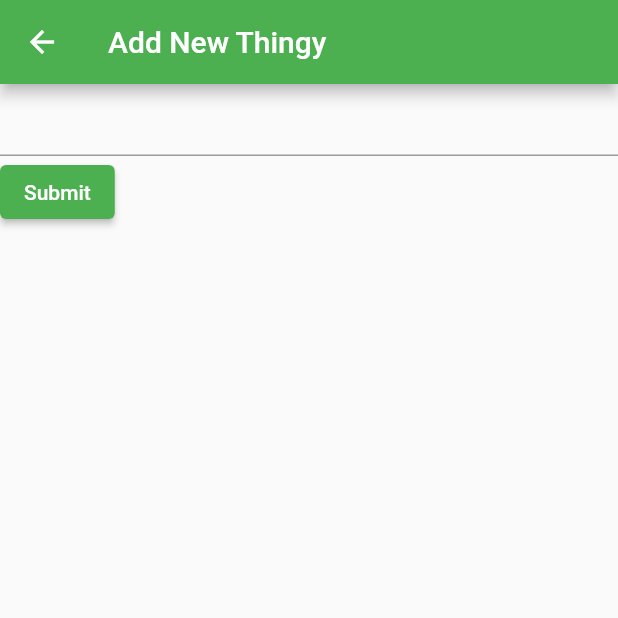
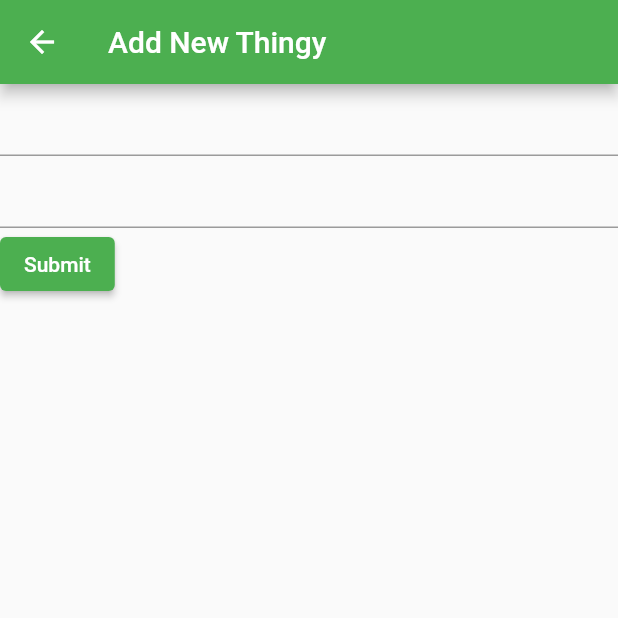
Before and after one commit to coch110149/shopping_flutter, a Flutter app: the screen it shows after launch, item 2 of the bottom bar chosen, after a tap on the "add" icon, on a phone screen of 412 x 824 dp, the top half of it. Run offline on Flutter 3.47's test engine with Material 2 defaults, Android fonts, the phone set to English and light mode, and no system bars.

Commit message:
can now actually add real items to the list

```diff
--- a/hour_app/lib/add_form_page.dart
+++ b/hour_app/lib/add_form_page.dart
@@ -21,6 +21,8 @@ class _AddFormPageState extends State<AddFormPage> {
   // Note: This is a `GlobalKey<FormState>`,
   // not a GlobalKey<MyCustomFormState>.
   final _formKey = GlobalKey<FormState>();
+  final _titleController = TextEditingController();
+  final _descriptionController = TextEditingController();
 
   @override
   Widget build(BuildContext context) {
@@ -41,6 +43,16 @@ class _AddFormPageState extends State<AddFormPage> {
                     }
                     return null;
                   },
+                  controller: _titleController,
+                ),
+                TextFormField(
+                  validator: (value) {
+                    if (value == null || value.isEmpty) {
+                      return "value was null or empty";
+                    }
+                    return null;
+                  },
+                  controller: _descriptionController,
                 ),
                 ElevatedButton(
                   onPressed: () {
@@ -49,7 +61,8 @@ class _AddFormPageState extends State<AddFormPage> {
                         const SnackBar(content: Text('Processing Data')),
                       );
                       widget.meals.add(
-                        Meal("test", "testing"),
+                        Meal(
+                            _titleController.text, _descriptionController.text),
                       );
                     }
                   },
--- /dev/null
+++ b/hour_app/lib/list_page.dart
@@ -0,0 +1,34 @@
+import 'package:flutter/material.dart';
+import 'package:hour_app/learn_flutter_page.dart';
+import 'package:hour_app/meal.dart';
+
+class ListPage extends StatelessWidget {
+  const ListPage({super.key, required this.meals});
+
+  final List<Meal> meals;
+
+  @override
+  Widget build(BuildContext context) {
+    return Scaffold(
+      appBar: AppBar(
+        title: const Text('Meals'),
+      ),
+      body: ListView.builder(
+          itemCount: meals.length,
+          itemBuilder: (BuildContext context, int index) {
+            return ListTile(
+              title: Text("${meals[index].title} ${meals[index].description}"),
+              leading: const Icon(Icons.ac_unit),
+              trailing: const Icon(Icons.wysiwyg),
+              onTap: () {
+                Navigator.push(
+                    context,
+                    MaterialPageRoute(
+                        builder: (context) => const LearnFlutterPage(),
+                        settings: RouteSettings(arguments: meals[index])));
+              },
+            );
+          }),
+    );
+  }
+}
--- /dev/null
+++ b/hour_app/lib/meal.dart
@@ -0,0 +1,6 @@
+class Meal {
+  final String title;
+  final String description;
+
+  Meal(this.title, this.description);
+}
```
